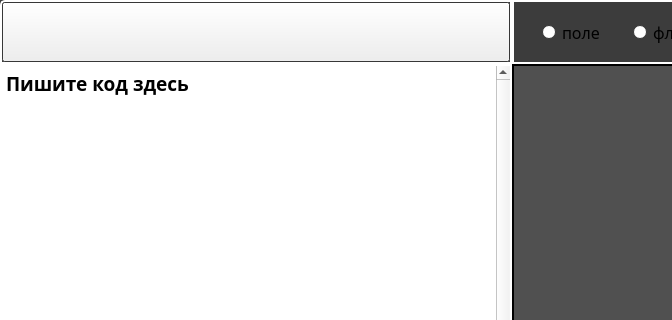
Above: source/form/creator/creator_window.ui from Yugasiom/Draftsman before the change; both pictures show x 0 to 672 and y 0 to 320 of the 1024 by 640 pixel window. Below: the same form after it.
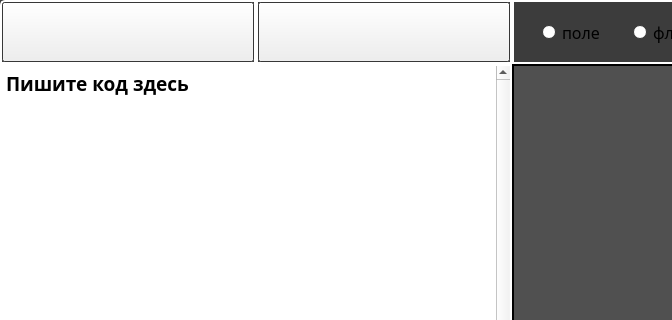
That is the form after the change. Icons and pictures are not drawn. Custom widgets are drawn as their Qt base class.

```diff
--- a/source/form/creator/creator_window.ui
+++ b/source/form/creator/creator_window.ui
@@ -2515,20 +2515,20 @@
 {
     background-color: #3c3c3c;
 
-	border: 2px solid #ffffff;
+	border: 0px solid #ffffff;
     border-top-left-radius: 5px;
 }
 
 </string>
         </property>
         <property name="frameShape">
-         <enum>QFrame::Shape::Box</enum>
+         <enum>QFrame::Shape::NoFrame</enum>
         </property>
         <property name="frameShadow">
          <enum>QFrame::Shadow::Plain</enum>
         </property>
         <property name="lineWidth">
-         <number>2</number>
+         <number>0</number>
         </property>
         <property name="midLineWidth">
          <number>0</number>
@@ -2553,7 +2553,7 @@
           <number>0</number>
          </property>
          <item row="0" column="0">
-          <widget class="RPTEPushButton" name="Play">
+          <widget class="QFrame" name="FrameTopLeftLeft">
            <property name="sizePolicy">
             <sizepolicy hsizetype="Expanding" vsizetype="Expanding">
              <horstretch>0</horstretch>
@@ -2562,74 +2562,457 @@
            </property>
            <property name="minimumSize">
             <size>
-             <width>18</width>
-             <height>18</height>
+             <width>146</width>
+             <height>25</height>
             </size>
            </property>
            <property name="maximumSize">
             <size>
-             <width>720</width>
+             <width>358</width>
              <height>60</height>
             </size>
            </property>
            <property name="palette">
             <palette>
              <active>
-              <colorrole role="Window">
+              <colorrole role="Button">
                <brush brushstyle="SolidPattern">
                 <color alpha="255">
-                 <red>77</red>
-                 <green>77</green>
-                 <blue>77</blue>
+                 <red>60</red>
+                 <green>60</green>
+                 <blue>60</blue>
                 </color>
                </brush>
               </colorrole>
-              <colorrole role="Highlight">
+              <colorrole role="Base">
                <brush brushstyle="SolidPattern">
                 <color alpha="255">
-                 <red>230</red>
-                 <green>97</green>
-                 <blue>0</blue>
+                 <red>60</red>
+                 <green>60</green>
+                 <blue>60</blue>
                 </color>
                </brush>
               </colorrole>
+              <colorrole role="Window">
+               <brush brushstyle="SolidPattern">
+                <color alpha="255">
+                 <red>60</red>
+                 <green>60</green>
+                 <blue>60</blue>
+                </color>
+               </brush>
+              </colorrole>
              </active>
              <inactive>
+              <colorrole role="Button">
+               <brush brushstyle="SolidPattern">
+                <color alpha="255">
+                 <red>60</red>
+                 <green>60</green>
+                 <blue>60</blue>
+                </color>
+               </brush>
+              </colorrole>
+              <colorrole role="Base">
+               <brush brushstyle="SolidPattern">
+                <color alpha="255">
+                 <red>60</red>
+                 <green>60</green>
+                 <blue>60</blue>
+                </color>
+               </brush>
+              </colorrole>
               <colorrole role="Window">
                <brush brushstyle="SolidPattern">
                 <color alpha="255">
-                 <red>77</red>
-                 <green>77</green>
-                 <blue>77</blue>
+                 <red>60</red>
+                 <green>60</green>
+                 <blue>60</blue>
                 </color>
                </brush>
               </colorrole>
-              <colorrole role="Highlight">
+             </inactive>
+             <disabled>
+              <colorrole role="Button">
                <brush brushstyle="SolidPattern">
                 <color alpha="255">
-                 <red>230</red>
-                 <green>97</green>
-                 <blue>0</blue>
+                 <red>60</red>
+                 <green>60</green>
+                 <blue>60</blue>
                 </color>
                </brush>
               </colorrole>
+              <colorrole role="Base">
+               <brush brushstyle="SolidPattern">
+                <color alpha="255">
+                 <red>60</red>
+                 <green>60</green>
+                 <blue>60</blue>
+                </color>
+               </brush>
+              </colorrole>
+              <colorrole role="Window">
+               <brush brushstyle="SolidPattern">
+                <color alpha="255">
+                 <red>60</red>
+                 <green>60</green>
+                 <blue>60</blue>
+                </color>
+               </brush>
+              </colorrole>
+             </disabled>
+            </palette>
+           </property>
+           <property name="font">
+            <font>
+             <family>MesloLGS Nerd Font</family>
+             <stylestrategy>PreferAntialias</stylestrategy>
+             <hintingpreference>PreferFullHinting</hintingpreference>
+             <fontweight>DemiBold</fontweight>
+            </font>
+           </property>
+           <property name="cursor">
+            <cursorShape>PointingHandCursor</cursorShape>
+           </property>
+           <property name="mouseTracking">
+            <bool>true</bool>
+           </property>
+           <property name="contextMenuPolicy">
+            <enum>Qt::ContextMenuPolicy::NoContextMenu</enum>
+           </property>
+           <property name="toolTip">
+            <string notr="true"/>
+           </property>
+           <property name="statusTip">
+            <string notr="true"/>
+           </property>
+           <property name="whatsThis">
+            <string notr="true"/>
+           </property>
+           <property name="accessibleName">
+            <string notr="true"/>
+           </property>
+           <property name="accessibleDescription">
+            <string notr="true"/>
+           </property>
+           <property name="accessibleIdentifier">
+            <string notr="true"/>
+           </property>
+           <property name="styleSheet">
+            <string notr="true">QFrame#FrameTopLeftLeft
+{
+    background-color: #3c3c3c;
+
+	border: 2px solid #ffffff;
+    border-top-left-radius: 5px;
+}
+
+</string>
+           </property>
+           <property name="frameShape">
+            <enum>QFrame::Shape::Box</enum>
+           </property>
+           <property name="frameShadow">
+            <enum>QFrame::Shadow::Plain</enum>
+           </property>
+           <property name="lineWidth">
+            <number>2</number>
+           </property>
+           <layout class="QGridLayout" name="GridLayout7">
+            <property name="sizeConstraint">
+             <enum>QLayout::SizeConstraint::SetMinAndMaxSize</enum>
+            </property>
+            <property name="leftMargin">
+             <number>0</number>
+            </property>
+            <property name="topMargin">
+             <number>0</number>
+            </property>
+            <property name="rightMargin">
+             <number>0</number>
+            </property>
+            <property name="bottomMargin">
+             <number>0</number>
+            </property>
+            <property name="spacing">
+             <number>0</number>
+            </property>
+            <item row="0" column="0">
+             <widget class="RPTEPushButton" name="Reset">
+              <property name="sizePolicy">
+               <sizepolicy hsizetype="Expanding" vsizetype="Expanding">
+                <horstretch>0</horstretch>
+                <verstretch>0</verstretch>
+               </sizepolicy>
+              </property>
+              <property name="minimumSize">
+               <size>
+                <width>9</width>
+                <height>18</height>
+               </size>
+              </property>
+              <property name="maximumSize">
+               <size>
+                <width>358</width>
+                <height>60</height>
+               </size>
+              </property>
+              <property name="palette">
+               <palette>
+                <active>
+                 <colorrole role="Window">
+                  <brush brushstyle="SolidPattern">
+                   <color alpha="255">
+                    <red>77</red>
+                    <green>77</green>
+                    <blue>77</blue>
+                   </color>
+                  </brush>
+                 </colorrole>
+                 <colorrole role="Highlight">
+                  <brush brushstyle="SolidPattern">
+                   <color alpha="255">
+                    <red>230</red>
+                    <green>97</green>
+                    <blue>0</blue>
+                   </color>
+                  </brush>
+                 </colorrole>
+                </active>
+                <inactive>
+                 <colorrole role="Window">
+                  <brush brushstyle="SolidPattern">
+                   <color alpha="255">
+                    <red>77</red>
+                    <green>77</green>
+                    <blue>77</blue>
+                   </color>
+                  </brush>
+                 </colorrole>
+                 <colorrole role="Highlight">
+                  <brush brushstyle="SolidPattern">
+                   <color alpha="255">
+                    <red>230</red>
+                    <green>97</green>
+                    <blue>0</blue>
+                   </color>
+                  </brush>
+                 </colorrole>
+                </inactive>
+                <disabled>
+                 <colorrole role="Base">
+                  <brush brushstyle="SolidPattern">
+                   <color alpha="255">
+                    <red>77</red>
+                    <green>77</green>
+                    <blue>77</blue>
+                   </color>
+                  </brush>
+                 </colorrole>
+                 <colorrole role="Window">
+                  <brush brushstyle="SolidPattern">
+                   <color alpha="255">
+                    <red>77</red>
+                    <green>77</green>
+                    <blue>77</blue>
+                   </color>
+                  </brush>
+                 </colorrole>
+                </disabled>
+               </palette>
+              </property>
+              <property name="font">
+               <font>
+                <family>MesloLGS Nerd Font</family>
+                <stylestrategy>PreferAntialias</stylestrategy>
+                <hintingpreference>PreferFullHinting</hintingpreference>
+                <fontweight>DemiBold</fontweight>
+               </font>
+              </property>
+              <property name="cursor">
+               <cursorShape>PointingHandCursor</cursorShape>
+              </property>
+              <property name="focusPolicy">
+               <enum>Qt::FocusPolicy::StrongFocus</enum>
+              </property>
+              <property name="contextMenuPolicy">
+               <enum>Qt::ContextMenuPolicy::NoContextMenu</enum>
+              </property>
+              <property name="toolTip">
+               <string notr="true"/>
+              </property>
+              <property name="statusTip">
+               <string notr="true"/>
+              </property>
+              <property name="whatsThis">
+               <string notr="true"/>
+              </property>
+              <property name="accessibleName">
+               <string notr="true"/>
+              </property>
+              <property name="accessibleDescription">
+               <string notr="true"/>
+              </property>
+              <property name="accessibleIdentifier">
+               <string notr="true"/>
+              </property>
+              <property name="styleSheet">
+               <string notr="true">RPTEPushButton#Reset 
+{
+	background-color:      #3c3c3c;
+
+    border-radius:          5px;
+}
+
+
+RPTEPushButton#Reset:hover 
+{
+    background-color:      #505050;
+
+	border-radius:          5px;
+}
+
+
+RPTEPushButton#Reset:pressed
+{
+	background-color:      #3c3c3c;
+}
+
+
+</string>
+              </property>
+              <property name="text">
+               <string notr="true"/>
+              </property>
+              <property name="icon">
+               <iconset resource="../../../resource.qrc">
+                <normaloff>:/icon/source/icon/reset.png</normaloff>:/icon/source/icon/reset.png</iconset>
+              </property>
+              <property name="iconSize">
+               <size>
+                <width>22</width>
+                <height>22</height>
+               </size>
+              </property>
+              <property name="shortcut">
+               <string notr="true"/>
+              </property>
+              <property name="autoRepeatDelay">
+               <number>0</number>
+              </property>
+              <property name="autoRepeatInterval">
+               <number>0</number>
+              </property>
+             </widget>
+            </item>
+           </layout>
+          </widget>
+         </item>
+         <item row="0" column="1">
+          <widget class="QFrame" name="FrameTopLeftRight">
+           <property name="sizePolicy">
+            <sizepolicy hsizetype="Expanding" vsizetype="Expanding">
+             <horstretch>0</horstretch>
+             <verstretch>0</verstretch>
+            </sizepolicy>
+           </property>
+           <property name="minimumSize">
+            <size>
+             <width>146</width>
+             <height>25</height>
+            </size>
+           </property>
+           <property name="maximumSize">
+            <size>
+             <width>358</width>
+             <height>60</height>
+            </size>
+           </property>
+           <property name="palette">
+            <palette>
+             <active>
+              <colorrole role="Button">
+               <brush brushstyle="SolidPattern">
+                <color alpha="255">
+                 <red>60</red>
+                 <green>60</green>
+                 <blue>60</blue>
+                </color>
+               </brush>
+              </colorrole>
+              <colorrole role="Base">
+               <brush brushstyle="SolidPattern">
+                <color alpha="255">
+                 <red>60</red>
+                 <green>60</green>
+                 <blue>60</blue>
+                </color>
+               </brush>
+              </colorrole>
+              <colorrole role="Window">
+               <brush brushstyle="SolidPattern">
+                <color alpha="255">
+                 <red>60</red>
+                 <green>60</green>
+                 <blue>60</blue>
+                </color>
+               </brush>
+              </colorrole>
+             </active>
+             <inactive>
+              <colorrole role="Button">
+               <brush brushstyle="SolidPattern">
+                <color alpha="255">
+                 <red>60</red>
+                 <green>60</green>
+                 <blue>60</blue>
+                </color>
+               </brush>
+              </colorrole>
+              <colorrole role="Base">
+               <brush brushstyle="SolidPattern">
+                <color alpha="255">
+                 <red>60</red>
+                 <green>60</green>
+                 <blue>60</blue>
+                </color>
+               </brush>
+              </colorrole>
+              <colorrole role="Window">
+               <brush brushstyle="SolidPattern">
+                <color alpha="255">
+                 <red>60</red>
+                 <green>60</green>
+                 <blue>60</blue>
+                </color>
+               </brush>
+              </colorrole>
              </inactive>
              <disabled>
+              <colorrole role="Button">
+               <brush brushstyle="SolidPattern">
+                <color alpha="255">
+                 <red>60</red>
+                 <green>60</green>
+                 <blue>60</blue>
+                </color>
+               </brush>
+              </colorrole>
               <colorrole role="Base">
                <brush brushstyle="SolidPattern">
                 <color alpha="255">
-                 <red>77</red>
-                 <green>77</green>
-                 <blue>77</blue>
+                 <red>60</red>
+                 <green>60</green>
+                 <blue>60</blue>
                 </color>
                </brush>
               </colorrole>
               <colorrole role="Window">
                <brush brushstyle="SolidPattern">
                 <color alpha="255">
-                 <red>77</red>
-                 <green>77</green>
-                 <blue>77</blue>
+                 <red>60</red>
+                 <green>60</green>
+                 <blue>60</blue>
                 </color>
                </brush>
               </colorrole>
@@ -2639,9 +3022,7 @@
            <property name="font">
             <font>
              <family>MesloLGS Nerd Font</family>
-             <pointsize>12</pointsize>
              <stylestrategy>PreferAntialias</stylestrategy>
-             <kerning>true</kerning>
              <hintingpreference>PreferFullHinting</hintingpreference>
              <fontweight>DemiBold</fontweight>
             </font>
@@ -2674,7 +3055,169 @@
             <string notr="true"/>
            </property>
            <property name="styleSheet">
-            <string notr="true">RPTEPushButton#Play 
+            <string notr="true">QFrame#FrameTopLeftRight
+{
+    background-color: #3c3c3c;
+
+	border: 2px solid #ffffff;
+}
+
+</string>
+           </property>
+           <property name="frameShape">
+            <enum>QFrame::Shape::Box</enum>
+           </property>
+           <property name="frameShadow">
+            <enum>QFrame::Shadow::Plain</enum>
+           </property>
+           <property name="lineWidth">
+            <number>2</number>
+           </property>
+           <layout class="QGridLayout" name="GridLayout8">
+            <property name="sizeConstraint">
+             <enum>QLayout::SizeConstraint::SetMinAndMaxSize</enum>
+            </property>
+            <property name="leftMargin">
+             <number>0</number>
+            </property>
+            <property name="topMargin">
+             <number>0</number>
+            </property>
+            <property name="rightMargin">
+             <number>0</number>
+            </property>
+            <property name="bottomMargin">
+             <number>0</number>
+            </property>
+            <property name="spacing">
+             <number>0</number>
+            </property>
+            <item row="0" column="0">
+             <widget class="RPTEPushButton" name="Play">
+              <property name="sizePolicy">
+               <sizepolicy hsizetype="Expanding" vsizetype="Expanding">
+                <horstretch>0</horstretch>
+                <verstretch>0</verstretch>
+               </sizepolicy>
+              </property>
+              <property name="minimumSize">
+               <size>
+                <width>9</width>
+                <height>18</height>
+               </size>
+              </property>
+              <property name="maximumSize">
+               <size>
+                <width>358</width>
+                <height>60</height>
+               </size>
+              </property>
+              <property name="palette">
+               <palette>
+                <active>
+                 <colorrole role="Window">
+                  <brush brushstyle="SolidPattern">
+                   <color alpha="255">
+                    <red>77</red>
+                    <green>77</green>
+                    <blue>77</blue>
+                   </color>
+                  </brush>
+                 </colorrole>
+                 <colorrole role="Highlight">
+                  <brush brushstyle="SolidPattern">
+                   <color alpha="255">
+                    <red>230</red>
+                    <green>97</green>
+                    <blue>0</blue>
+                   </color>
+                  </brush>
+                 </colorrole>
+                </active>
+                <inactive>
+                 <colorrole role="Window">
+                  <brush brushstyle="SolidPattern">
+                   <color alpha="255">
+                    <red>77</red>
+                    <green>77</green>
+                    <blue>77</blue>
+                   </color>
+                  </brush>
+                 </colorrole>
+                 <colorrole role="Highlight">
+                  <brush brushstyle="SolidPattern">
+                   <color alpha="255">
+                    <red>230</red>
+                    <green>97</green>
+                    <blue>0</blue>
+                   </color>
+                  </brush>
+                 </colorrole>
+                </inactive>
+                <disabled>
+                 <colorrole role="Base">
+                  <brush brushstyle="SolidPattern">
+                   <color alpha="255">
+                    <red>77</red>
+                    <green>77</green>
+                    <blue>77</blue>
+                   </color>
+                  </brush>
+                 </colorrole>
+                 <colorrole role="Window">
+                  <brush brushstyle="SolidPattern">
+                   <color alpha="255">
+                    <red>77</red>
+                    <green>77</green>
+                    <blue>77</blue>
+                   </color>
+                  </brush>
+                 </colorrole>
+                </disabled>
+               </palette>
+              </property>
+              <property name="font">
+               <font>
+                <family>MesloLGS Nerd Font</family>
+                <pointsize>12</pointsize>
+                <stylestrategy>PreferAntialias</stylestrategy>
+                <kerning>true</kerning>
+                <hintingpreference>PreferFullHinting</hintingpreference>
+                <fontweight>DemiBold</fontweight>
+               </font>
+              </property>
+              <property name="cursor">
+               <cursorShape>PointingHandCursor</cursorShape>
+              </property>
+              <property name="mouseTracking">
+               <bool>false</bool>
+              </property>
+              <property name="focusPolicy">
+               <enum>Qt::FocusPolicy::StrongFocus</enum>
+              </property>
+              <property name="contextMenuPolicy">
+               <enum>Qt::ContextMenuPolicy::NoContextMenu</enum>
+              </property>
+              <property name="toolTip">
+               <string notr="true"/>
+              </property>
+              <property name="statusTip">
+               <string notr="true"/>
+              </property>
+              <property name="whatsThis">
+               <string notr="true"/>
+              </property>
+              <property name="accessibleName">
+               <string notr="true"/>
+              </property>
+              <property name="accessibleDescription">
+               <string notr="true"/>
+              </property>
+              <property name="accessibleIdentifier">
+               <string notr="true"/>
+              </property>
+              <property name="styleSheet">
+               <string notr="true">RPTEPushButton#Play 
 {
 	background-color:      #3c3c3c;
 
@@ -2697,38 +3240,41 @@
 
 
 </string>
-           </property>
-           <property name="text">
-            <string notr="true"/>
-           </property>
-           <property name="icon">
-            <iconset resource="../../../resource.qrc">
-             <normaloff>:/icon/source/icon/play.png</normaloff>:/icon/source/icon/play.png</iconset>
-           </property>
-           <property name="iconSize">
-            <size>
-             <width>22</width>
-             <height>22</height>
-            </size>
-           </property>
-           <property name="shortcut">
-            <string notr="true"/>
-           </property>
-           <property name="autoRepeatDelay">
-            <number>0</number>
-           </property>
-           <property name="autoRepeatInterval">
-            <number>0</number>
-           </property>
-           <property name="autoDefault">
-            <bool>false</bool>
-           </property>
-           <property name="default">
-            <bool>false</bool>
-           </property>
-           <property name="flat">
-            <bool>false</bool>
-           </property>
+              </property>
+              <property name="text">
+               <string notr="true"/>
+              </property>
+              <property name="icon">
+               <iconset resource="../../../resource.qrc">
+                <normaloff>:/icon/source/icon/play.png</normaloff>:/icon/source/icon/play.png</iconset>
+              </property>
+              <property name="iconSize">
+               <size>
+                <width>22</width>
+                <height>22</height>
+               </size>
+              </property>
+              <property name="shortcut">
+               <string notr="true"/>
+              </property>
+              <property name="autoRepeatDelay">
+               <number>0</number>
+              </property>
+              <property name="autoRepeatInterval">
+               <number>0</number>
+              </property>
+              <property name="autoDefault">
+               <bool>false</bool>
+              </property>
+              <property name="default">
+               <bool>false</bool>
+              </property>
+              <property name="flat">
+               <bool>false</bool>
+              </property>
+             </widget>
+            </item>
+           </layout>
           </widget>
          </item>
         </layout>
```
Left out of the diff: 4 changed lines with no effect on the pictures.
